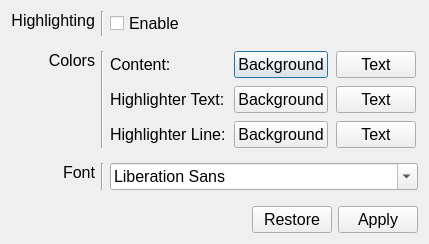
DinoZAR/CentralAccessReader, file src/forms/color_settings.ui: the form before one commit.
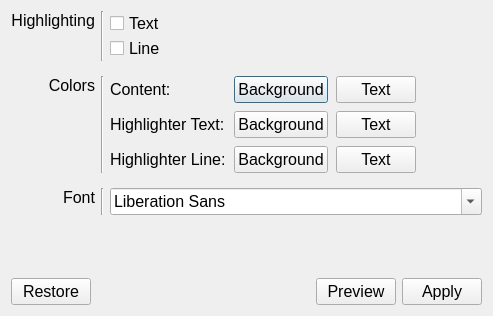
The form after the commit.

Commit message: Configuration pages work mostly as expected. Fixed speech driver bug. Now need to fix line bug.

Diff of the .ui file:
```diff
--- a/src/forms/color_settings.ui
+++ b/src/forms/color_settings.ui
@@ -6,8 +6,8 @@
    <rect>
     <x>0</x>
     <y>0</y>
-    <width>429</width>
-    <height>244</height>
+    <width>493</width>
+    <height>316</height>
    </rect>
   </property>
   <property name="font">
@@ -18,19 +18,12 @@
   <property name="windowTitle">
    <string>Highlight, Colors, and Fonts</string>
   </property>
-  <layout class="QVBoxLayout" name="verticalLayout">
+  <layout class="QVBoxLayout" name="verticalLayout_2">
    <item>
     <layout class="QGridLayout" name="gridLayout_3" rowstretch="0,0,0">
      <property name="verticalSpacing">
       <number>15</number>
      </property>
-     <item row="0" column="2">
-      <widget class="QCheckBox" name="enableHighlightCheckbox">
-       <property name="text">
-        <string>Enable</string>
-       </property>
-      </widget>
-     </item>
      <item row="2" column="0">
       <widget class="QLabel" name="label_9">
        <property name="text">
@@ -212,6 +205,24 @@
      <item row="2" column="2">
       <widget class="QFontComboBox" name="fontComboBox"/>
      </item>
+     <item row="0" column="2">
+      <layout class="QVBoxLayout" name="verticalLayout">
+       <item>
+        <widget class="QCheckBox" name="enableHTextCheckBox">
+         <property name="text">
+          <string>Text</string>
+         </property>
+        </widget>
+       </item>
+       <item>
+        <widget class="QCheckBox" name="enableHLineCheckBox">
+         <property name="text">
+          <string>Line</string>
+         </property>
+        </widget>
+       </item>
+      </layout>
+     </item>
     </layout>
    </item>
    <item>
@@ -229,6 +240,16 @@
    </item>
    <item>
     <layout class="QHBoxLayout" name="horizontalLayout">
+     <item>
+      <widget class="QPushButton" name="restoreButton">
+       <property name="toolTip">
+        <string>Restores settings to what they were when you opened the window</string>
+       </property>
+       <property name="text">
+        <string>Restore</string>
+       </property>
+      </widget>
+     </item>
      <item>
       <spacer name="horizontalSpacer">
        <property name="orientation">
@@ -243,12 +264,9 @@
       </spacer>
      </item>
      <item>
-      <widget class="QPushButton" name="restoreButton">
-       <property name="toolTip">
-        <string>Restores settings to what they were when you opened the window</string>
-       </property>
+      <widget class="QPushButton" name="previewButton">
        <property name="text">
-        <string>Restore</string>
+        <string>Preview</string>
        </property>
       </widget>
      </item>
```
The commit also changes 11 other files.
